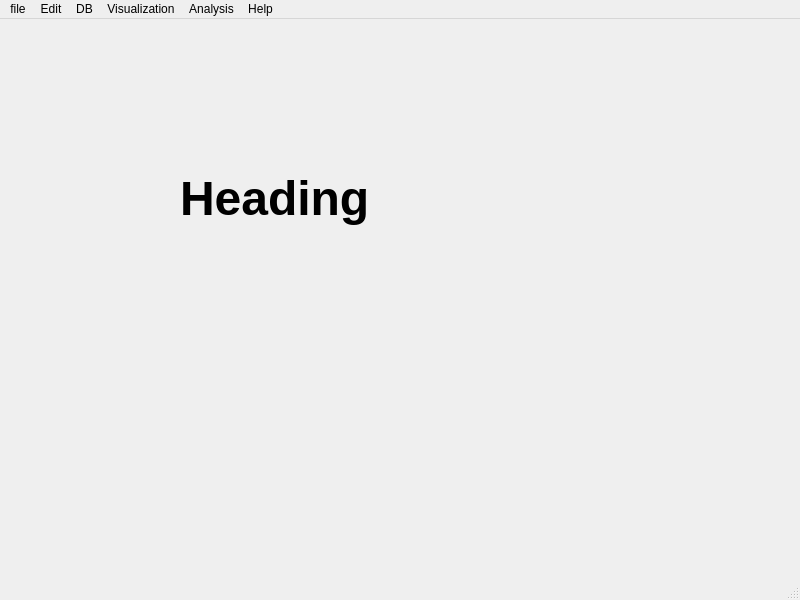
Above: Work/Main_Home.ui from mca-projects-2019/Main_Project before the change. Below: the same form after it.
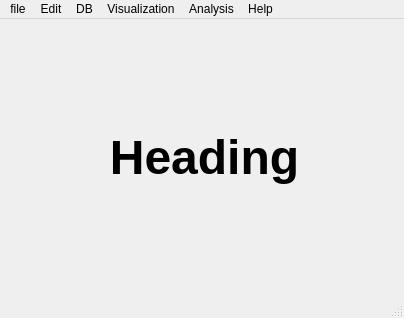
That is the form after the change.

```diff
--- a/Work/Main_Home.ui
+++ b/Work/Main_Home.ui
@@ -6,32 +6,26 @@
    <rect>
     <x>0</x>
     <y>0</y>
-    <width>800</width>
-    <height>600</height>
+    <width>404</width>
+    <height>318</height>
    </rect>
   </property>
   <property name="windowTitle">
    <string>MainWindow</string>
   </property>
   <widget class="QWidget" name="centralwidget">
-   <widget class="QWidget" name="gridLayoutWidget">
+   <widget class="QLabel" name="label">
     <property name="geometry">
      <rect>
-      <x>180</x>
-      <y>140</y>
-      <width>391</width>
-      <height>80</height>
+      <x>10</x>
+      <y>100</y>
+      <width>389</width>
+      <height>78</height>
      </rect>
     </property>
-    <layout class="QGridLayout" name="gridLayout">
-     <item row="0" column="0">
-      <widget class="QLabel" name="label">
-       <property name="text">
-        <string>&lt;html&gt;&lt;head/&gt;&lt;body&gt;&lt;p&gt;&lt;span style=&quot; font-size:36pt; font-weight:600;&quot;&gt;Heading&lt;/span&gt;&lt;/p&gt;&lt;/body&gt;&lt;/html&gt;</string>
-       </property>
-      </widget>
-     </item>
-    </layout>
+    <property name="text">
+     <string>&lt;html&gt;&lt;head/&gt;&lt;body&gt;&lt;p align=&quot;center&quot;&gt;&lt;span style=&quot; font-size:36pt; font-weight:600;&quot;&gt;Heading&lt;/span&gt;&lt;/p&gt;&lt;/body&gt;&lt;/html&gt;</string>
+    </property>
    </widget>
   </widget>
   <widget class="QMenuBar" name="menubar">
@@ -39,8 +33,8 @@
     <rect>
      <x>0</x>
      <y>0</y>
-     <width>800</width>
-     <height>21</height>
+     <width>404</width>
+     <height>18</height>
     </rect>
    </property>
    <widget class="QMenu" name="menufile">
```
